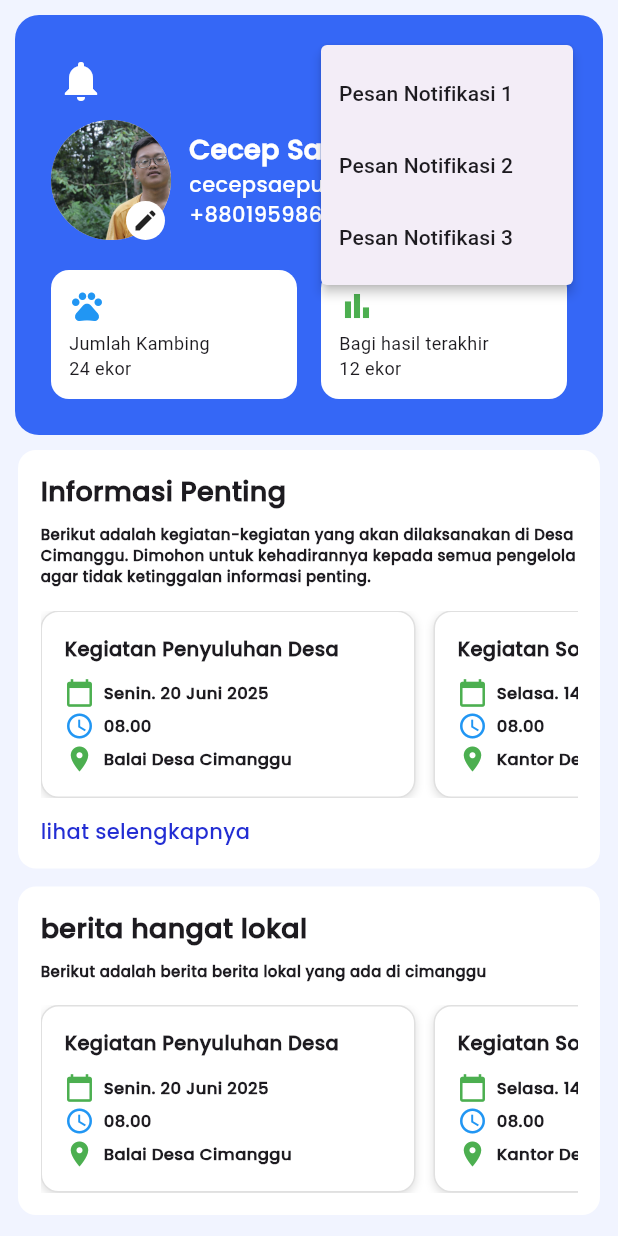
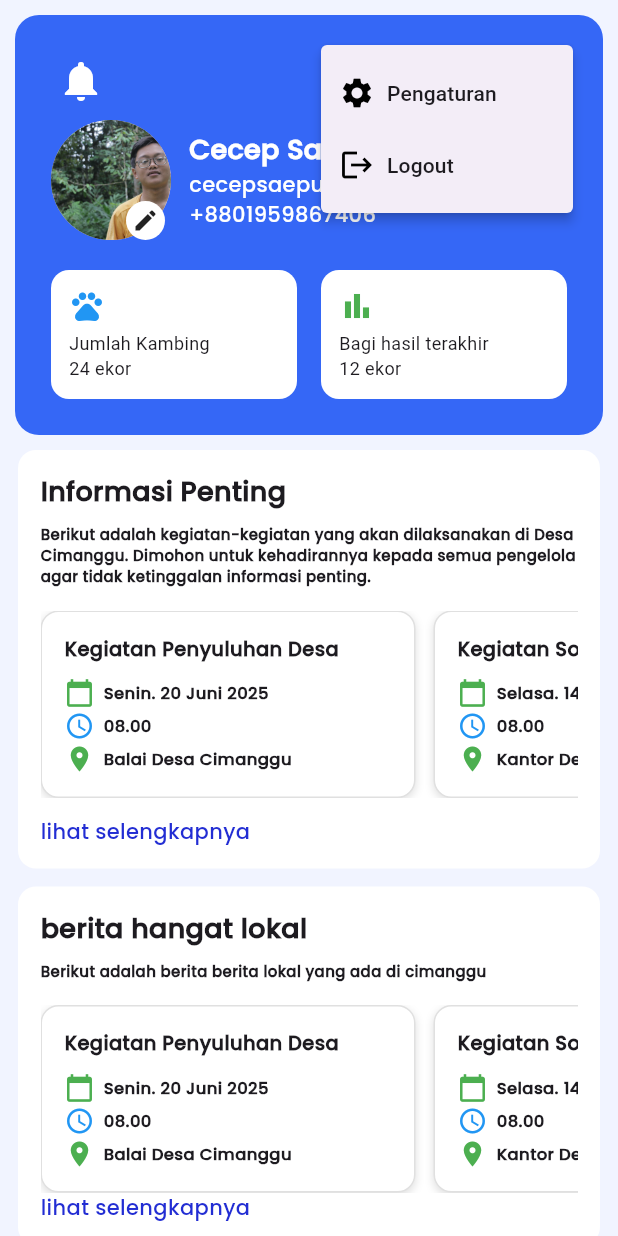
Before and after one commit to ccpsaepul094/sistem-aplikasi-amanah-bantuan-rakyat-SABAR-, a Flutter app: the HomePage screen opened directly, after a tap on the "menu" icon, on a phone screen of 412 x 824 dp. Run offline on Flutter 3.47's test engine with Material 3 defaults, Android fonts, the phone set to English and light mode, and no system bars.

Commit message:
menambahkan teks

```diff
--- a/lib/halaman_home.dart
+++ b/lib/halaman_home.dart
@@ -175,16 +175,24 @@ class HomePage extends StatelessWidget {
                       },
                       itemBuilder: (BuildContext context) => [
                         PopupMenuItem(
-                          value: 'Pesan 1',
-                          child: Text('Pesan Notifikasi 1'),
+                          value: 'logout',
+                          child: Row(
+                            children: [
+                              Icon(Icons.settings, color: Colors.black),
+                              SizedBox(width: 8), // Jarak antara ikon dan teks
+                              Text('Pengaturan'),
+                            ],
+                          ),
                         ),
                         PopupMenuItem(
-                          value: 'Pesan 2',
-                          child: Text('Pesan Notifikasi 2'),
-                        ),
-                        PopupMenuItem(
-                          value: 'Pesan 3',
-                          child: Text('Pesan Notifikasi 3'),
+                          value: 'logout',
+                          child: Row(
+                            children: [
+                              Icon(Icons.logout, color: Colors.black),
+                              SizedBox(width: 8), // Jarak antara ikon dan teks
+                              Text('Logout'),
+                            ],
+                          ),
                         ),
                       ],
                     ),
@@ -306,6 +314,12 @@ class HomePage extends StatelessWidget {
                           ],
                         ),
                       ),
+                      Text(
+                        "lihat selengkapnya ",
+                        style: TextStyle(
+                            fontFamily: "poppins",
+                            color: const Color.fromARGB(255, 34, 45, 211)),
+                      )
                     ],
                   ),
                 ),
```
